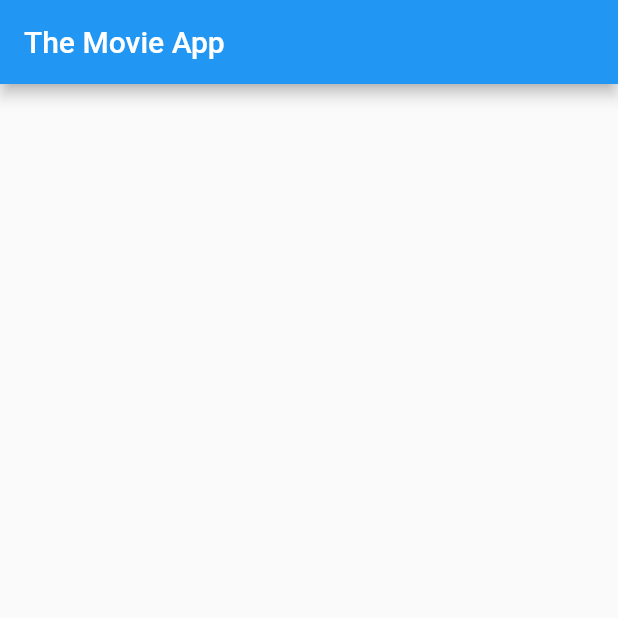
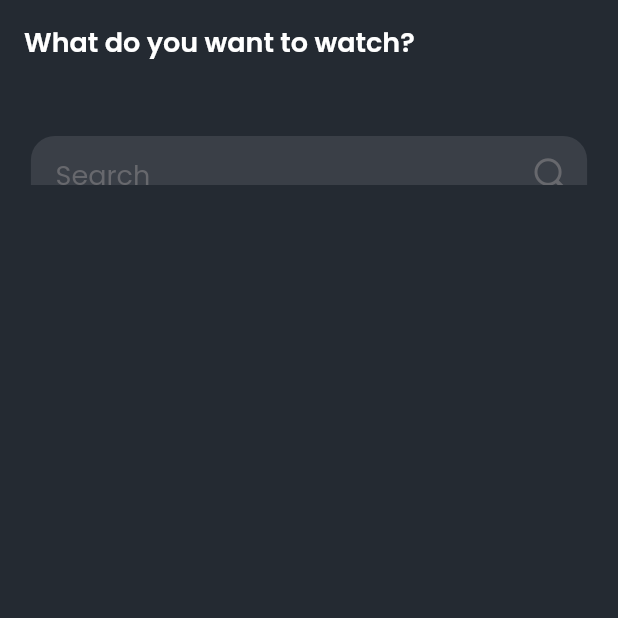
Before and after one commit to bishal-rumba007/flick-pics, a Flutter app: the screen it shows after launch, on a phone screen of 412 x 824 dp, the top half of it. Run offline on Flutter 3.47's test engine with Material 2 defaults, Android fonts, the phone set to English and light mode, and no system bars.

Commit message:
some change in home page

```diff
--- a/lib/app.dart
+++ b/lib/app.dart
@@ -1,6 +1,7 @@
 import 'package:flutter/material.dart';
 import 'package:movie_app/screens/home/home_page.dart';
-
+import 'package:movie_app/screens/splash/splash_page.dart';
+import 'package:movie_app/utils/theme.dart';
 
 
 class MainApp extends StatelessWidget {
@@ -8,9 +9,10 @@ class MainApp extends StatelessWidget {
 
   @override
   Widget build(BuildContext context) {
-    return const MaterialApp(
+    return MaterialApp(
       debugShowCheckedModeBanner: false,
-      home: HomePage(),
+      home: const HomePage(),
+      theme: darkTheme,
     );
   }
 }
--- a/lib/main.dart
+++ b/lib/main.dart
@@ -1,8 +1,10 @@
 import 'package:flutter/material.dart';
+
 import 'app.dart';
 
 
 
 void main(){
+  WidgetsFlutterBinding.ensureInitialized();
   runApp(const MainApp());
 }
--- a/lib/screens/home/home_page.dart
+++ b/lib/screens/home/home_page.dart
@@ -1,5 +1,9 @@
+import 'package:flutter/cupertino.dart';
 import 'package:flutter/material.dart';
+import 'package:movie_app/utils/device_size.dart';
 
+import '../../utils/color_manager.dart';
+import '../../utils/style_manager.dart';
 
 
 class HomePage extends StatelessWidget {
@@ -7,10 +11,67 @@ class HomePage extends StatelessWidget {
 
   @override
   Widget build(BuildContext context) {
+    double h = DeviceSize.height;
+    double w = DeviceSize.width;
     return Scaffold(
-      appBar: AppBar(
-        title: Text('The Movie App'),
-      ),
+      backgroundColor: ColorManager.backGround,
+      body: NestedScrollView(
+          headerSliverBuilder: (context, innerBoxIsScrolled) {
+            return [
+              SliverAppBar(
+                pinned: true,
+                snap: true,
+                floating: true,
+                backgroundColor: ColorManager.primary.withAlpha(500),
+                title: Text(
+                  'What do you want to watch?',
+                  style: getSemiBoldStyle(color: Colors.white, fontSize: 18),
+                ),
+                elevation: 0,
+                scrolledUnderElevation: 1,
+                expandedHeight: 0.15 * h,
+                flexibleSpace: FlexibleSpaceBar(
+                  background: Column(
+                    children: [
+                      SizedBox(
+                        height: 0.11 * h,
+                      ),
+                      Padding(
+                        padding: EdgeInsets.symmetric(horizontal: 0.05 * w),
+                        child: TextField(
+                          onTap: () {
+                            FocusScope.of(context).unfocus();
+                          },
+                          textAlign: TextAlign.justify,
+                          decoration: InputDecoration(
+                            filled: true,
+                            fillColor: ColorManager.inputColor2,
+                            border: OutlineInputBorder(
+                              borderRadius: BorderRadius.circular(16),
+                              borderSide: BorderSide.none,
+                            ),
+                            contentPadding: EdgeInsets.symmetric(
+                                vertical: 0.015 * h, horizontal: 0.04 * w),
+                            hintText: 'Search',
+                            hintStyle: getRegularStyle(
+                                color: ColorManager.textGray, fontSize: 18),
+                            suffixIcon: Icon(
+                              CupertinoIcons.search,
+                              color: ColorManager.iconGray,
+                              size: 28,
+                            ),
+                          ),
+                          cursorColor: Colors.blue,
+                        ),
+                      )
+                    ],
+                  ),
+                ),
+              )
+            ];
+          },
+          body: ListView()
+      )
     );
   }
 }
```
Also changed, not shown: pubspec.yaml (+18 -8 lines).
